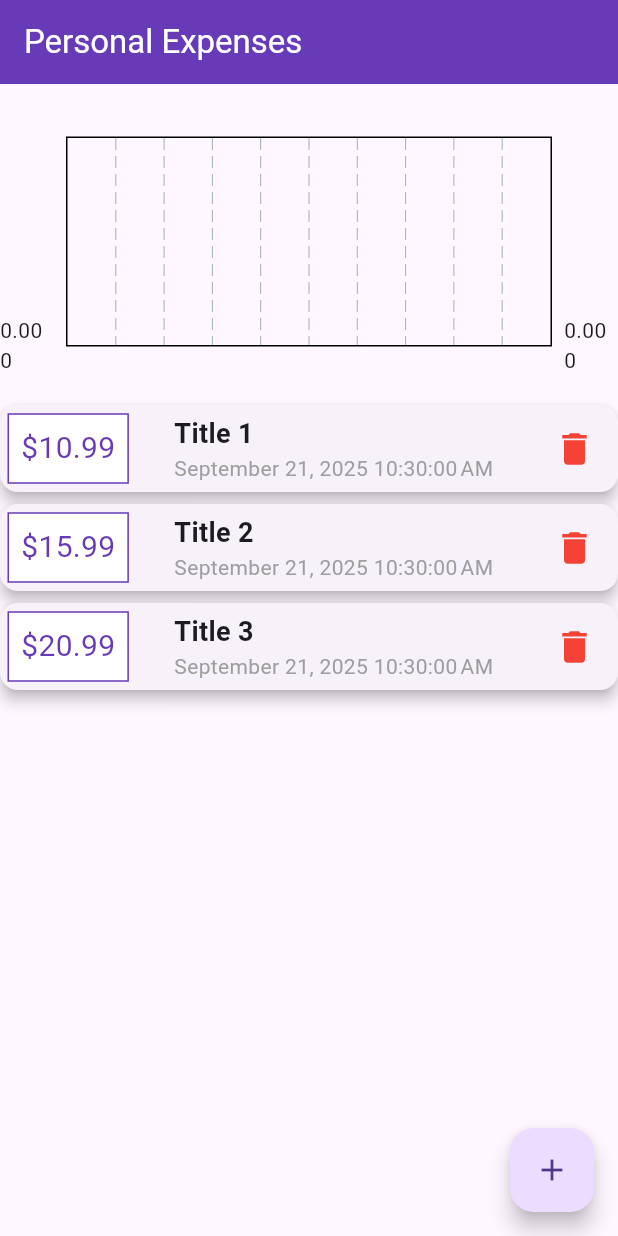
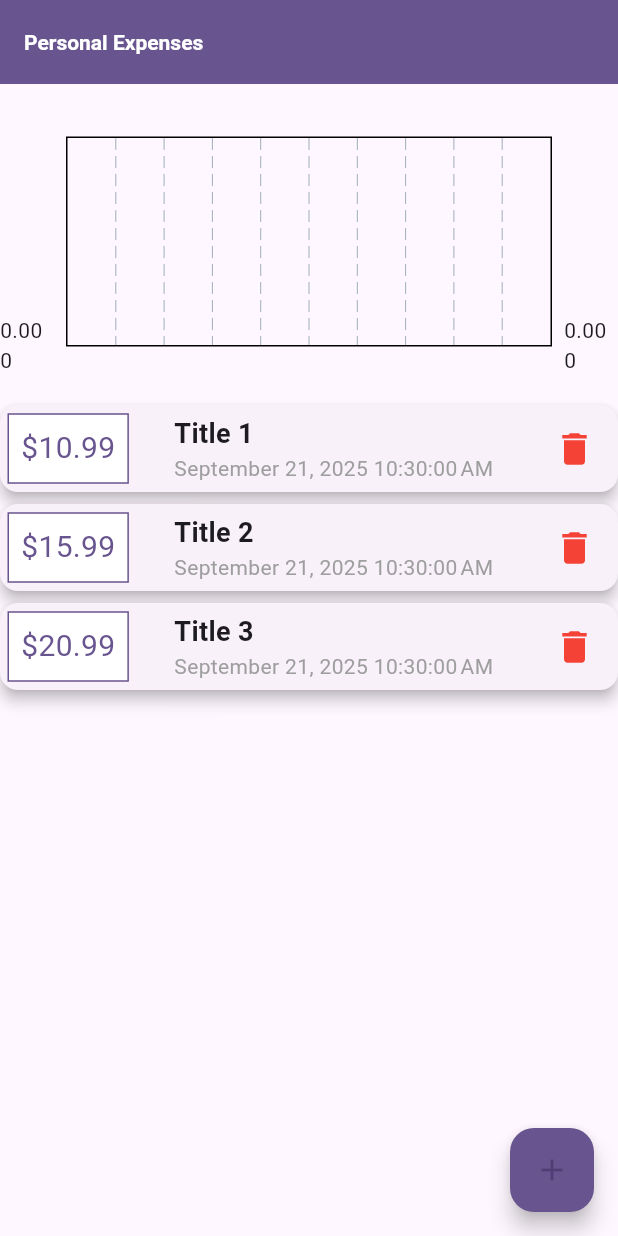
Before and after one commit to rasathelamedude/flutter-expense-tracker, a Flutter app: the screen it shows after launch, on a phone screen of 412 x 824 dp. Run offline on Flutter 3.47's test engine with Material 3 defaults, Android fonts, the phone set to English and light mode, and no system bars; drawn by our look-alikes of fl_chart.

Commit message:
Add conditional transaction list rendering + Add global color scheme

```diff
--- a/lib/main.dart
+++ b/lib/main.dart
@@ -12,7 +12,20 @@ class MyApp extends StatelessWidget {
 
   @override
   Widget build(BuildContext context) {
-    return MaterialApp(title: "Expenss Tracker", home: HomePage());
+    return MaterialApp(
+      title: "Expense Tracker",
+      home: HomePage(),
+      theme: ThemeData(
+        useMaterial3: true,
+        colorScheme: ColorScheme.fromSeed(seedColor: Colors.deepPurple),
+        textTheme: ThemeData.light().textTheme.copyWith(
+          titleLarge: TextStyle(fontSize: 30),
+        ),
+        appBarTheme: AppBarTheme(
+          titleTextStyle: TextStyle(fontWeight: FontWeight.bold),
+        ),
+      ),
+    );
   }
 }
 
@@ -67,7 +80,7 @@ class _HomePageState extends State<HomePage> {
     return Scaffold(
       appBar: AppBar(
         title: Text("Personal Expenses", style: TextStyle(color: Colors.white)),
-        backgroundColor: Colors.deepPurple,
+        backgroundColor: Theme.of(context).colorScheme.primary,
       ),
       body: Column(
         children: [
@@ -90,6 +103,7 @@ class _HomePageState extends State<HomePage> {
 
       floatingActionButton: FloatingActionButton(
         onPressed: _startAddExpense,
+        backgroundColor: Theme.of(context).colorScheme.primary,
         child: Icon(Icons.add),
       ),
     );
--- a/lib/widgets/transaction_list.dart
+++ b/lib/widgets/transaction_list.dart
@@ -11,7 +11,9 @@ class TransactionList extends StatelessWidget {
 
   @override
   Widget build(BuildContext context) {
-    return ListView.builder(
+    return userTransactions!.isEmpty
+        ? Center(child: Text("No transactions to display..."))
+        : ListView.builder(
             itemCount: userTransactions!.length,
             itemBuilder: (context, index) => MyTransaction(
               title: userTransactions![index].title,
--- a/lib/widgets/transaction_price.dart
+++ b/lib/widgets/transaction_price.dart
@@ -9,14 +9,20 @@ class MyTransactionPrice extends StatelessWidget {
   Widget build(BuildContext context) {
     return Container(
       decoration: BoxDecoration(
-        border: Border.all(color: Colors.deepPurple, width: 1),
+        border: Border.all(
+          color: Theme.of(context).colorScheme.primary,
+          width: 1,
+        ),
         color: Colors.white,
       ),
       padding: EdgeInsets.all(8),
       child: Text(
         "\$${price!.toStringAsFixed(2)}",
         textAlign: TextAlign.center,
-        style: TextStyle(fontSize: 20, color: Colors.deepPurple),
+        style: TextStyle(
+          fontSize: 20,
+          color: Theme.of(context).colorScheme.primary,
+        ),
       ),
     );
   }
```
Lines whose indentation alone changed are shown as unchanged.
